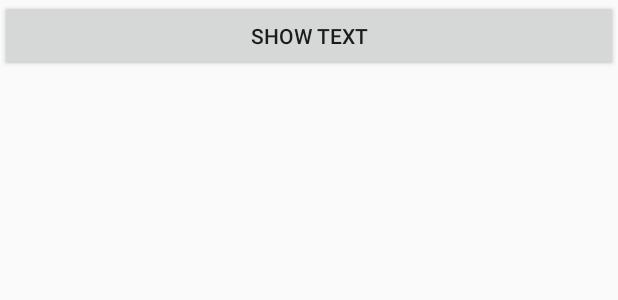
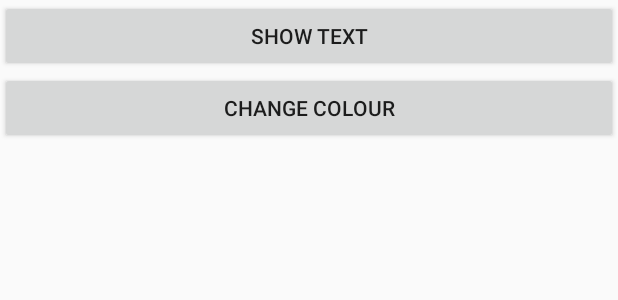
Before and after one commit to mduoblys/fintech, an Android app built with Jetpack Compose: the layout mainlayout.xml on its own in the app's theme, with its tools: preview values and no code run, on a phone screen of 412 x 824 dp. Shown: the top 300 px of the screen. Run offline under Robolectric (Android 15) with nearby library versions, the phone set to English and light mode, and no system bars.

Commit message:
Added text colour button functionality

```diff
--- a/app/src/main/res/layout/mainlayout.xml
+++ b/app/src/main/res/layout/mainlayout.xml
@@ -11,6 +11,12 @@
         android:layout_height="wrap_content"
         android:text="Show text" />
 
+    <Button
+        android:id="@+id/change_colour_button"
+        android:layout_width="match_parent"
+        android:layout_height="wrap_content"
+        android:text="Change colour" />
+
     <TextView
         android:id="@+id/appearing_text"
         android:layout_width="match_parent"
```
Also changed, not shown: app/src/main/java/lt/vu/fintech/MainActivity.kt (+11 -0 lines).
